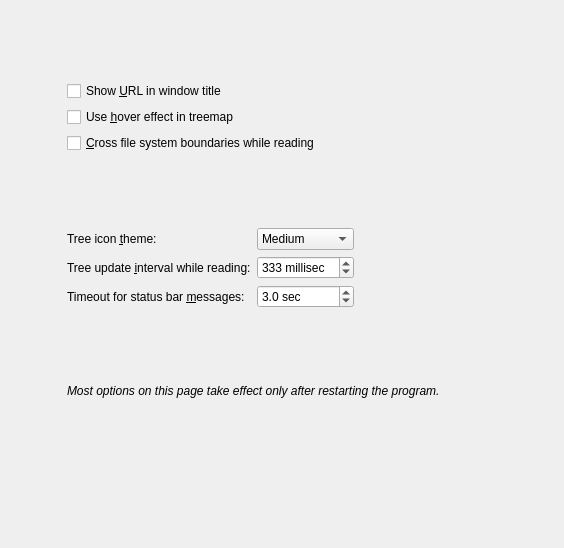
Above: src/general-config-page.ui from shundhammer/qdirstat before the change. Below: the same form after it.
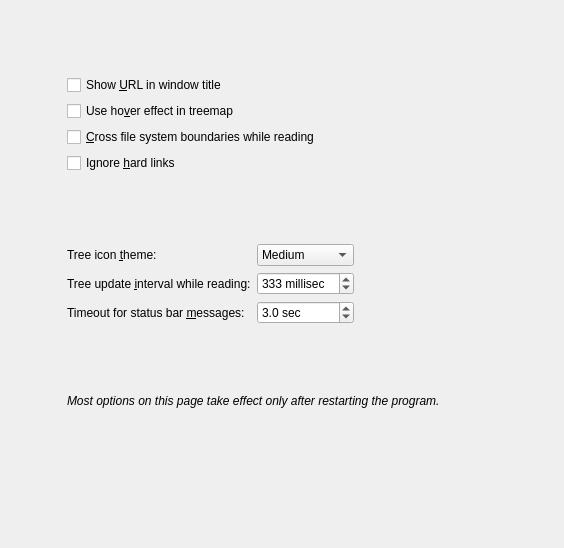
That is the form after the change.

Commit message: Added option to ignore hard links

```diff
--- a/src/general-config-page.ui
+++ b/src/general-config-page.ui
@@ -54,7 +54,7 @@
        <item>
         <widget class="QCheckBox" name="useTreemapHoverCheckBox">
          <property name="text">
-          <string>Use &amp;hover effect in treemap</string>
+          <string>Use ho&amp;ver effect in treemap</string>
          </property>
         </widget>
        </item>
@@ -65,6 +65,13 @@
          </property>
         </widget>
        </item>
+       <item>
+        <widget class="QCheckBox" name="ignoreHardLinksCheckBox">
+         <property name="text">
+          <string>Ignore &amp;hard links</string>
+         </property>
+        </widget>
+       </item>
       </layout>
      </item>
      <item>
```
The commit also changes 4 other files.
